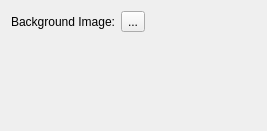
Qt form themes/userbar/config.ui (netrunner-debian-kde-extras/lightdm-kde) before a commit.
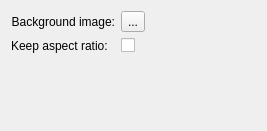
The same form after that commit. Custom widgets are drawn as their Qt base class.

```diff
--- a/themes/userbar/config.ui
+++ b/themes/userbar/config.ui
@@ -17,7 +17,7 @@
    <item row="0" column="0">
     <widget class="QLabel" name="label">
      <property name="text">
-      <string>Background Image:</string>
+      <string>Background image:</string>
      </property>
      <property name="alignment">
       <set>Qt::AlignRight|Qt::AlignTrailing|Qt::AlignVCenter</set>
@@ -31,6 +31,20 @@
      </property>
     </widget>
    </item>
+   <item row="1" column="0">
+    <widget class="QLabel" name="label_2">
+     <property name="text">
+      <string>Keep aspect ratio:</string>
+     </property>
+    </widget>
+   </item>
+   <item row="1" column="1">
+    <widget class="QCheckBox" name="kcfg_BackgroundKeepAspectRatio">
+     <property name="text">
+      <string/>
+     </property>
+    </widget>
+   </item>
   </layout>
  </widget>
  <customwidgets>
```
